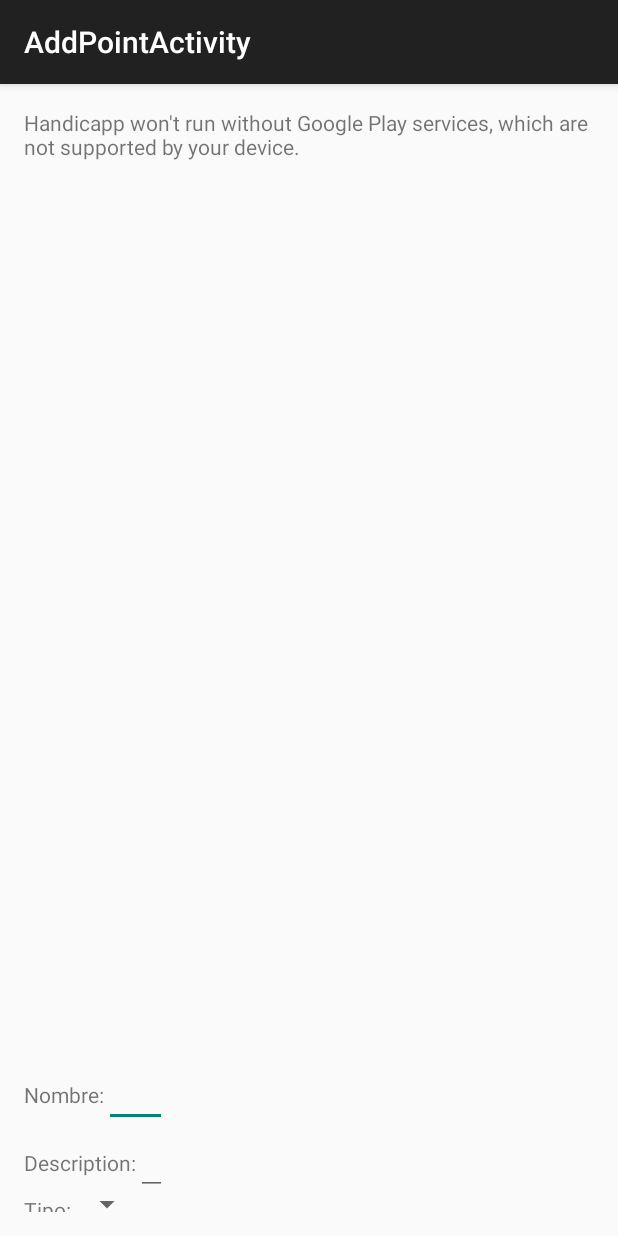
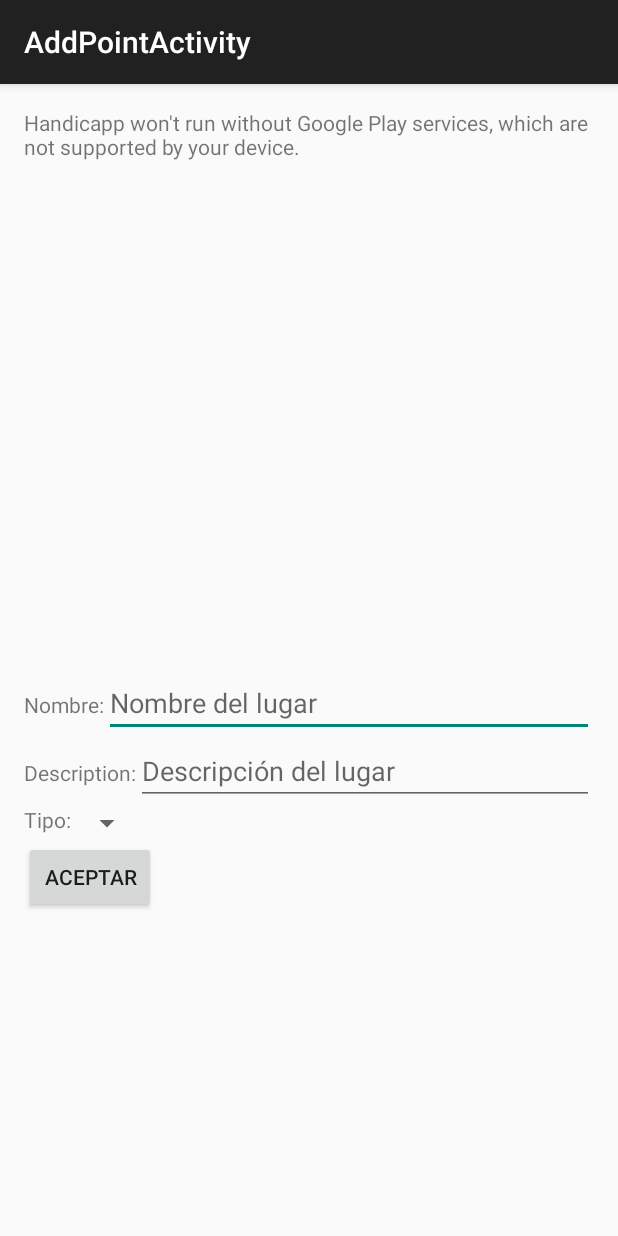
Before and after one commit to lucrperez/exitaeZgzAppStore, an Android app: the AddPointActivity screen opened directly, with no data from a screen before it, on a phone screen of 412 x 824 dp. Run offline under Robolectric (Android 15) with nearby library versions, the phone set to English and light mode, and no system bars.

Commit message:
Fix Menu Delete drawable readme Fix Add Point Activity

```diff
--- a/Handicapp/app/build.gradle
+++ b/Handicapp/app/build.gradle
@@ -2,7 +2,7 @@ apply plugin: 'com.android.application'
 
 android {
     compileSdkVersion 22
-    buildToolsVersion "23.0.0 rc2"
+    buildToolsVersion "23.0.0 rc3"
 
     defaultConfig {
         applicationId "es.zgzappstore.equipoa.handicapp"
--- a/Handicapp/app/src/main/java/es/zgzappstore/equipoa/handicapp/ListsActivity.java
+++ b/Handicapp/app/src/main/java/es/zgzappstore/equipoa/handicapp/ListsActivity.java
@@ -91,7 +91,7 @@ public class ListsActivity extends ActionBarActivity implements ActionBar.TabLis
                 break;
             case R.id.action_map:
                 Intent map_intent = new Intent();
-                map_intent.setClass(getApplicationContext(), MainActivity.class);
+                map_intent.setClass(getApplicationContext(), MapActivity.class);
                 startActivity(map_intent);
                 finish();
                 break;
--- a/Handicapp/app/src/main/res/layout/activity_add_point.xml
+++ b/Handicapp/app/src/main/res/layout/activity_add_point.xml
@@ -8,17 +8,17 @@
     <fragment xmlns:android="http://schemas.android.com/apk/res/android"
         xmlns:tools="http://schemas.android.com/tools"
         android:layout_width="match_parent"
-        android:layout_height="match_parent"
+        android:layout_height="fill_parent"
         android:id="@+id/map"
         tools:context=".MapsActivity"
         android:name="com.google.android.gms.maps.SupportMapFragment"
-        android:layout_weight="0.9" />
+        android:layout_weight="0.5" />
     <LinearLayout
         android:paddingTop="6dp"
-        android:layout_width="wrap_content"
-        android:layout_height="wrap_content"
+        android:layout_width="match_parent"
+        android:layout_height="fill_parent"
         android:orientation="vertical"
-        android:layout_weight="0.1" >
+        android:layout_weight="0.5" >
         <LinearLayout
             android:layout_width="match_parent"
             android:layout_height="wrap_content"
@@ -28,6 +28,8 @@
                 android:layout_height="wrap_content"
                 android:text="@string/lbl_name"/>
             <EditText
+                android:inputType="text"
+                android:hint="@string/hint_name"
                 android:id="@+id/tb_add_name"
                 android:layout_width="fill_parent"
                 android:layout_height="wrap_content" />
@@ -41,6 +43,8 @@
                 android:layout_height="wrap_content"
                 android:text="@string/lbl_description" />
             <EditText
+                android:inputType="text"
+                android:hint="@string/hint_description"
                 android:id="@+id/tb_add_description"
                 android:layout_width="fill_parent"
                 android:layout_height="wrap_content" />
@@ -58,6 +62,11 @@
                 android:layout_width="wrap_content"
                 android:layout_height="wrap_content" />
         </LinearLayout>
+        <Button
+            android:id="@+id/btn_add_accept"
+            android:text="@string/button_text_accept"
+            android:layout_width="wrap_content"
+            android:layout_height="wrap_content" />
     </LinearLayout>
 
 </LinearLayout>
--- a/Handicapp/app/src/main/res/values/strings.xml
+++ b/Handicapp/app/src/main/res/values/strings.xml
@@ -34,7 +34,9 @@
 
     <!-- Labels and texts-->
     <string name="lbl_name">Nombre: </string>
+    <string name="hint_name">Nombre del lugar</string>
     <string name="lbl_description">Description: </string>
+    <string name="hint_description">Descripción del lugar</string>
     <string name="lbl_type">Tipo: </string>
     <string name="lbl_exit">Salir de la aplicación.</string>
     <string name="txt_sure_exit">¿Estas seguro que quieres salir de la aplicación?</string>
```
Also changed, not shown: Handicapp/app/src/main/java/es/zgzappstore/equipoa/handicapp/HomeActivity.java (+2 -23 lines), Handicapp/app/src/main/res/layout/activity_home.xml (+0 -10 lines), Handicapp/app/src/main/res/drawable-hdpi/README.txt (deleted), Handicapp/app/src/main/res/drawable-mdpi/README.txt (deleted), Handicapp/app/src/main/res/drawable-xhdpi/README.txt (deleted), Handicapp/app/src/main/res/drawable-xxhdpi/README.txt (deleted), Handicapp/app/src/main/res/drawable/README.txt (deleted).
